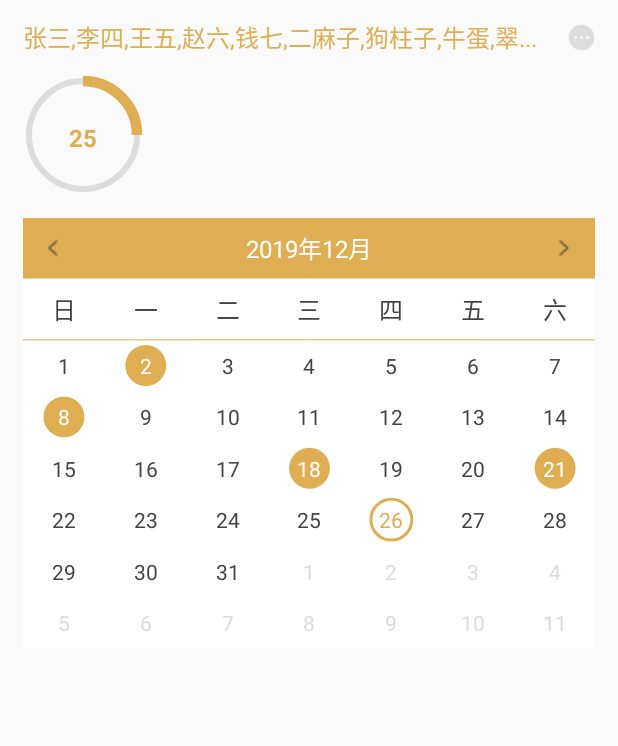
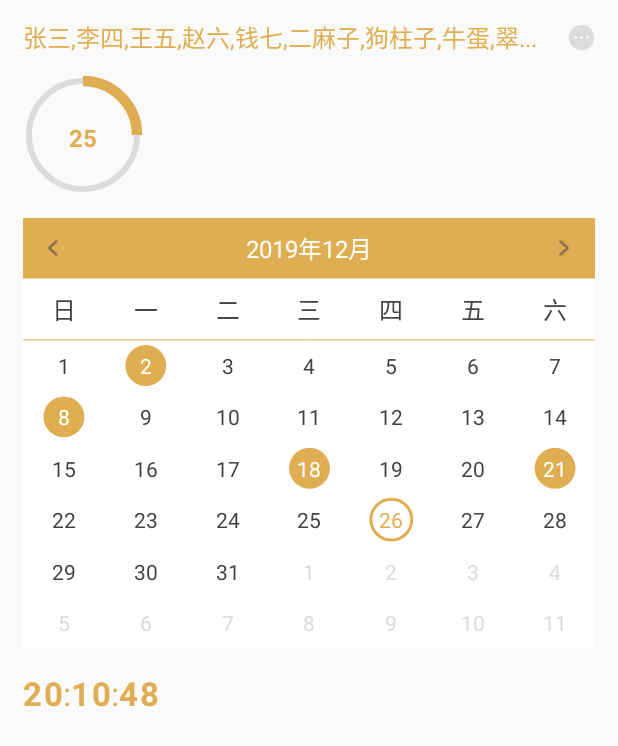
Before and after one commit to wzping/WzpKits, an Android app: the WidgetUseActivity screen opened directly, with no data from a screen before it, on a phone screen of 412 x 824 dp. Shown: the top 746 px of the screen. Run offline under Robolectric (Android 15) with nearby library versions, the phone set to English and light mode, and no system bars; our stand-ins replace ButterKnife, CircleImageView.

Commit message:
widget-CountDownTimerView

```diff
--- /dev/null
+++ b/WzpLibs/src/main/java/wzp/libs/widget/time/CountDownTimerView.java
@@ -0,0 +1,218 @@
+package wzp.libs.widget.time;
+
+import android.annotation.SuppressLint;
+import android.content.Context;
+import android.os.Handler;
+import android.os.Message;
+import android.util.AttributeSet;
+import android.view.LayoutInflater;
+import android.view.View;
+import android.view.ViewGroup;
+import android.widget.LinearLayout;
+import android.widget.TextView;
+import java.util.Timer;
+import java.util.TimerTask;
+import wzp.libs.R;
+
+
+/**
+ * 设定一个时间(00:00:00),然后开始倒计时
+ */
+@SuppressLint("HandlerLeak")
+public class CountDownTimerView extends LinearLayout {
+
+	/** 小时，十位 */
+	private TextView tv_hour_decade;
+	/** 小时，个位*/
+	private TextView tv_hour_unit;
+	/** 分钟，十位*/
+	private TextView tv_min_decade;
+	/**分钟，个位*/
+	private TextView tv_min_unit;
+	/** 秒，十位*/
+	private TextView tv_sec_decade;
+	/** 秒，个位*/
+	private TextView tv_sec_unit;
+	private LayoutInflater inflater;
+	private View view;
+	private int hour_decade;
+	private int hour_unit;
+	private int min_decade;
+	private int min_unit;
+	private int sec_decade;
+	private int sec_unit;
+	private Timer timer;// 计时器
+
+
+	public CountDownTimerView(Context context, AttributeSet attrs) {
+		super(context,attrs);
+
+		inflater = (LayoutInflater) context.getSystemService(Context.LAYOUT_INFLATER_SERVICE);
+
+		//默认布局文件
+		setLayout(R.layout.view_countdowntimer);
+	}
+
+	private Handler handler = new Handler() {
+		public void handleMessage(Message msg) {
+			countDown();
+		}
+	};
+
+	/**
+	 * 倒计时
+	 */
+	private void countDown() {
+		if (isCarry4Unit(tv_sec_unit)) {
+			if (isCarry4Decade(tv_sec_decade)) {
+
+				if (isCarry4Unit(tv_min_unit)) {
+					if (isCarry4Decade(tv_min_decade)) {
+
+						if (isCarry4Unit(tv_hour_unit)) {
+							if (isCarry4Decade(tv_hour_decade)) {
+//								Toast.makeText(context, "时间到了", Toast.LENGTH_SHORT).show();
+//								stop();
+							}
+						}
+					}
+				}
+			}
+		}
+	}
+
+
+	/**
+	 * 变化个位，并判断是否需要进位
+	 * @param tv
+	 * @return
+	 */
+	private boolean isCarry4Unit(TextView tv) {
+		int time = Integer.valueOf(tv.getText().toString());
+		time = time - 1;
+		if (time < 0) {
+			time = 9;
+			tv.setText(time + "");
+			return true;
+		} else {
+			tv.setText(time + "");
+			return false;
+		}
+	}
+
+
+	/**
+	 * 变化十位，并判断是否需要进位
+	 * @param tv
+	 * @return
+	 */
+	private boolean isCarry4Decade(TextView tv) {
+		int time = Integer.valueOf(tv.getText().toString());
+		time = time - 1;
+		if (time < 0) {
+			time = 5;
+			tv.setText(time + "");
+			return true;
+		} else {
+			tv.setText(time + "");
+			return false;
+		}
+	}
+
+
+	//------------------------------  对外公开方法 --------------------------------
+
+	/**
+	 * 设置要显示的布局文件（不设置的话，就展示的默认布局）
+	 * @param layout
+	 */
+	public void setLayout(int layout){
+
+		if (view==null){
+			view = inflater.inflate(layout, null);
+			this.addView(view);
+		}else {
+			ViewGroup parent = (ViewGroup) view.getParent();
+			if (parent!=null){
+				parent.removeView(view);
+			}
+			view = inflater.inflate(layout, null);
+			this.addView(view);
+		}
+
+		tv_hour_decade = (TextView) view.findViewById(R.id.tv_hour_decade);
+		tv_hour_unit = (TextView) view.findViewById(R.id.tv_hour_unit);
+		tv_min_decade = (TextView) view.findViewById(R.id.tv_min_decade);
+		tv_min_unit = (TextView) view.findViewById(R.id.tv_min_unit);
+		tv_sec_decade = (TextView) view.findViewById(R.id.tv_sec_decade);
+		tv_sec_unit = (TextView) view.findViewById(R.id.tv_sec_unit);
+	}
+
+
+	/**
+	 * 设置开始倒计时的时间节点
+	 * @param hour
+	 * @param min
+	 * @param sec
+	 */
+	public void setTime(int hour, int min, int sec) {
+		if (hour >= 60 || min >= 60 || sec >= 60 || hour < 0 || min < 0 || sec < 0) {
+			return;
+		}
+		hour_decade = hour / 10;   //十位
+		hour_unit = hour - hour_decade * 10;  //个位
+
+		min_decade = min / 10;
+		min_unit = min - min_decade * 10;
+
+		sec_decade = sec / 10;
+		sec_unit = sec - sec_decade * 10;
+
+		tv_hour_decade.setText(hour_decade + ""); //十位
+		tv_hour_unit.setText(hour_unit + ""); //个位
+		tv_min_decade.setText(min_decade + "");
+		tv_min_unit.setText(min_unit + "");
+		tv_sec_decade.setText(sec_decade + "");
+		tv_sec_unit.setText(sec_unit + "");
+
+	}
+
+
+	/**
+	 * 开始倒计时
+	 */
+	public void start() {
+		if (timer == null) {
+			timer = new Timer();
+			timer.schedule(new TimerTask() {
+				@Override
+				public void run() {
+					handler.sendEmptyMessage(0);
+				}
+			}, 0, 1000);
+		}
+	}
+
+
+	/**
+	 * 停止倒计时
+	 */
+	public void stop() {
+		if (timer != null) {
+			timer.cancel();
+			timer = null;
+		}
+	}
+
+
+	/**
+	 * 获取倒计时停止时候的时间
+	 * @return  返回的时间格式：20:10:40
+	 */
+	public String getTime(){
+		return tv_hour_decade.getText().toString() + tv_hour_unit.getText().toString() + ":" +
+				tv_min_decade.getText().toString() + tv_min_unit.getText().toString() + ":" +
+				tv_sec_decade.getText().toString() + tv_sec_unit.getText().toString();
+	}
+
+}
--- a/WzpLibs/src/main/res/values/attrs.xml
+++ b/WzpLibs/src/main/res/values/attrs.xml
@@ -87,4 +87,5 @@
         <attr name="circleCellColor" format="color"/> <!-- 需要圈出的日期集合的文字的背景圈颜色-->
 
     </declare-styleable>
+
 </resources>
--- a/WzpLibs/src/main/res/values/colors.xml
+++ b/WzpLibs/src/main/res/values/colors.xml
@@ -6,6 +6,8 @@
 
     <color name="yellow_c0ffff00">#c0ffff00</color>
 
+    <color name="black_42">#424242</color>
+
 
 
 
--- a/WzpLibs/src/main/res/values/styles.xml
+++ b/WzpLibs/src/main/res/values/styles.xml
@@ -17,4 +17,5 @@
         <item name="android:windowSoftInputMode">adjustPan</item>
         <item name="android:windowBackground">@drawable/dialog_transparent</item> <!-- 背景 -->
     </style>
+
 </resources>
--- a/app/src/main/java/wzp/kits/use/widget/WidgetUseActivity.java
+++ b/app/src/main/java/wzp/kits/use/widget/WidgetUseActivity.java
@@ -3,10 +3,11 @@ package wzp.kits.use.widget;
 
 import android.graphics.Color;
 import android.graphics.Paint;
+import android.os.Handler;
 import android.view.View;
 import android.widget.ImageView;
+import android.widget.LinearLayout;
 import android.widget.TextView;
-import android.widget.Toast;
 
 import java.text.SimpleDateFormat;
 import java.util.ArrayList;
@@ -21,6 +22,7 @@ import wzp.libs.utils.ToastUtils;
 import wzp.libs.widget.CalendarView;
 import wzp.libs.widget.LineTextView;
 import wzp.libs.widget.RoundProgressBar;
+import wzp.libs.widget.time.CountDownTimerView;
 
 
 /**
@@ -49,6 +51,10 @@ public class WidgetUseActivity extends BaseActivity {
     CalendarView calendar_view;
     SimpleDateFormat simpleDateFormat = new SimpleDateFormat("yyyy-MM-dd"); //格式化日期
 
+    /** 自定义倒计时控件 */
+    @BindView(R.id.countdown_timer_view)
+    CountDownTimerView countdown_timer_view;
+
     @Override
     protected int getLayout() {
         return R.layout.activity_widget_use;
@@ -64,7 +70,6 @@ public class WidgetUseActivity extends BaseActivity {
         calendar_center_tv.setText(calendar_view.getCurrentYear()+"年"+calendar_view.getCurrentMonth()+"月");
         calendar_view.setCalendarWidth(getResources().getDisplayMetrics().widthPixels - ScreenUtils.dipConvertPx(mContext,30));
         calendar_view.setCalendarHeight(getResources().getDisplayMetrics().heightPixels*3/10);
-
         calendar_view.setCircleTextColor(Color.WHITE);
         calendar_view.setCircleCellColor(getResources().getColor(R.color.colorPrimaryDark));
         calendar_view.setCircleCellStyle(Paint.Style.FILL);
@@ -74,6 +79,10 @@ public class WidgetUseActivity extends BaseActivity {
         datas.add(18);
         datas.add(21);
         calendar_view.setData(datas);
+
+        countdown_timer_view.setLayout(R.layout.countdowntimer_view); //设置显示的布局文件，注意：布局中的id不能更改
+        countdown_timer_view.setTime(20,10,50); //设置开始倒计时的时间节点
+        countdown_timer_view.start();
     }
 
     @Override
--- a/app/src/main/res/layout/activity_widget_use.xml
+++ b/app/src/main/res/layout/activity_widget_use.xml
@@ -117,4 +117,11 @@
         app:weekTextColor="@color/black_42" />
 
 
+    <!--自定义倒计时控件-->
+    <wzp.libs.widget.time.CountDownTimerView
+        android:id="@+id/countdown_timer_view"
+        android:layout_width="wrap_content"
+        android:layout_height="wrap_content"
+        android:layout_marginTop="15dp"/>
+
 </LinearLayout>
--- /dev/null
+++ b/app/src/main/res/layout/countdowntimer_view.xml
@@ -0,0 +1,79 @@
+<?xml version="1.0" encoding="utf-8"?>
+<LinearLayout xmlns:android="http://schemas.android.com/apk/res/android"
+    android:layout_width="wrap_content"
+    android:layout_height="wrap_content"
+    android:orientation="horizontal">
+
+    <TextView
+        android:id="@+id/tv_hour_decade"
+        android:layout_width="wrap_content"
+        android:layout_height="wrap_content"
+        android:text="0"
+        android:textColor="@color/colorPrimaryDark"
+        android:textSize="22sp"
+        android:textStyle="bold" />
+
+    <TextView
+        android:id="@+id/tv_hour_unit"
+        android:layout_width="wrap_content"
+        android:layout_height="wrap_content"
+        android:layout_marginLeft="1dp"
+        android:text="0"
+        android:textColor="@color/colorPrimaryDark"
+        android:textSize="22sp"
+        android:textStyle="bold" />
+
+    <TextView
+        android:id="@+id/tv_symbol1"
+        android:layout_width="wrap_content"
+        android:layout_height="wrap_content"
+        android:text=":"
+        android:textColor="@color/colorPrimaryDark"
+        android:textSize="22sp" />
+
+    <TextView
+        android:id="@+id/tv_min_decade"
+        android:layout_width="wrap_content"
+        android:layout_height="wrap_content"
+        android:text="0"
+        android:textColor="@color/colorPrimaryDark"
+        android:textSize="22sp"
+        android:textStyle="bold" />
+
+    <TextView
+        android:id="@+id/tv_min_unit"
+        android:layout_width="wrap_content"
+        android:layout_height="wrap_content"
+        android:layout_marginLeft="1dp"
+        android:text="0"
+        android:textColor="@color/colorPrimaryDark"
+        android:textSize="22sp"
+        android:textStyle="bold" />
+
+    <TextView
+        android:id="@+id/tv_symbol2"
+        android:layout_width="wrap_content"
+        android:layout_height="wrap_content"
+        android:text=":"
+        android:textColor="@color/colorPrimaryDark"
+        android:textSize="22sp" />
+
+    <TextView
+        android:id="@+id/tv_sec_decade"
+        android:layout_width="wrap_content"
+        android:layout_height="wrap_content"
+        android:text="0"
+        android:textColor="@color/colorPrimaryDark"
+        android:textSize="22sp"
+        android:textStyle="bold" />
+
+    <TextView
+        android:id="@+id/tv_sec_unit"
+        android:layout_width="wrap_content"
+        android:layout_height="wrap_content"
+        android:layout_marginLeft="1dp"
+        android:text="0"
+        android:textColor="@color/colorPrimaryDark"
+        android:textSize="22sp"
+        android:textStyle="bold" />
+</LinearLayout>
```
Also changed, not shown: WzpLibs/src/main/res/layout/view_countdowntimer.xml (added, +73 -0 lines).
